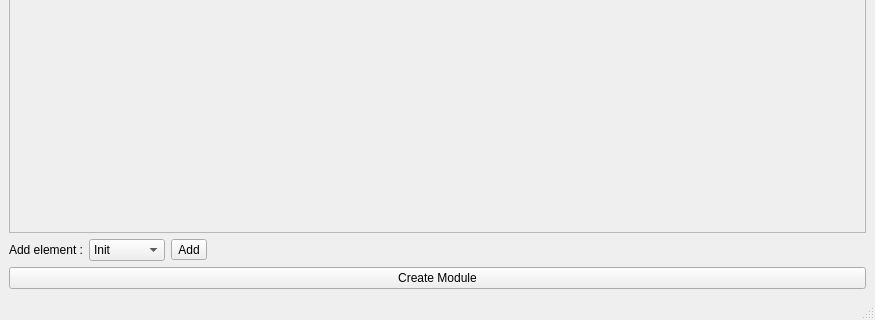
paparazzi/paparazzi, file sw/tools/create_module/create_module_ui.ui: the form before one commit; both pictures show x 0 to 875 and y 233 to 553 of the 875 by 553 pixel window.
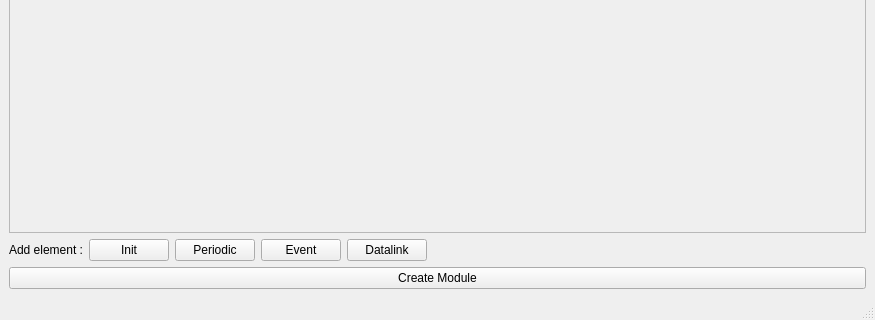
The form after the commit. Icons and pictures are not drawn.

Commit message: [python] replace combo list by buttons

What changed in the file:
```diff
--- a/sw/tools/create_module/create_module_ui.ui
+++ b/sw/tools/create_module/create_module_ui.ui
@@ -188,7 +188,7 @@
      </widget>
     </item>
     <item>
-     <layout class="QHBoxLayout" name="horizontalLayout_7" stretch="0,0,0,0">
+     <layout class="QHBoxLayout" name="horizontalLayout_7" stretch="0,0,0,0,0,0">
       <item>
        <widget class="QLabel" name="label_6">
         <property name="text">
@@ -197,41 +197,31 @@
        </widget>
       </item>
       <item>
-       <widget class="QComboBox" name="components_combo">
-        <item>
+       <widget class="QPushButton" name="init_button">
          <property name="text">
           <string>Init</string>
          </property>
+       </widget>
         </item>
         <item>
+       <widget class="QPushButton" name="periodic_button">
          <property name="text">
           <string>Periodic</string>
          </property>
+       </widget>
         </item>
         <item>
+       <widget class="QPushButton" name="event_button">
          <property name="text">
           <string>Event</string>
          </property>
+       </widget>
         </item>
         <item>
+       <widget class="QPushButton" name="datalink_button">
          <property name="text">
           <string>Datalink</string>
          </property>
-        </item>
-       </widget>
-      </item>
-      <item>
-       <widget class="QToolButton" name="component_add_button">
-        <property name="toolTip">
-         <string>Add component</string>
-        </property>
-        <property name="text">
-         <string>Add</string>
-        </property>
-        <property name="icon">
-         <iconset>
-          <normaloff>add.svg</normaloff>add.svg</iconset>
-        </property>
        </widget>
       </item>
       <item>
```
Left out of the diff: 6 changed lines with no effect on the pictures. Lines whose indentation alone changed are shown as unchanged. The commit also changes 2 other files.
